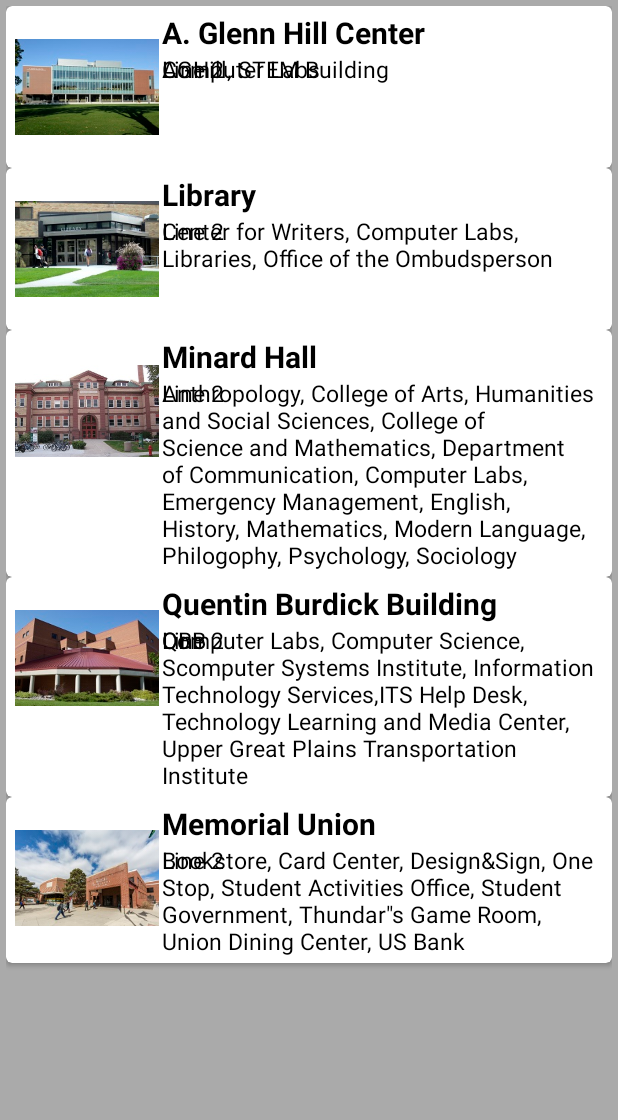
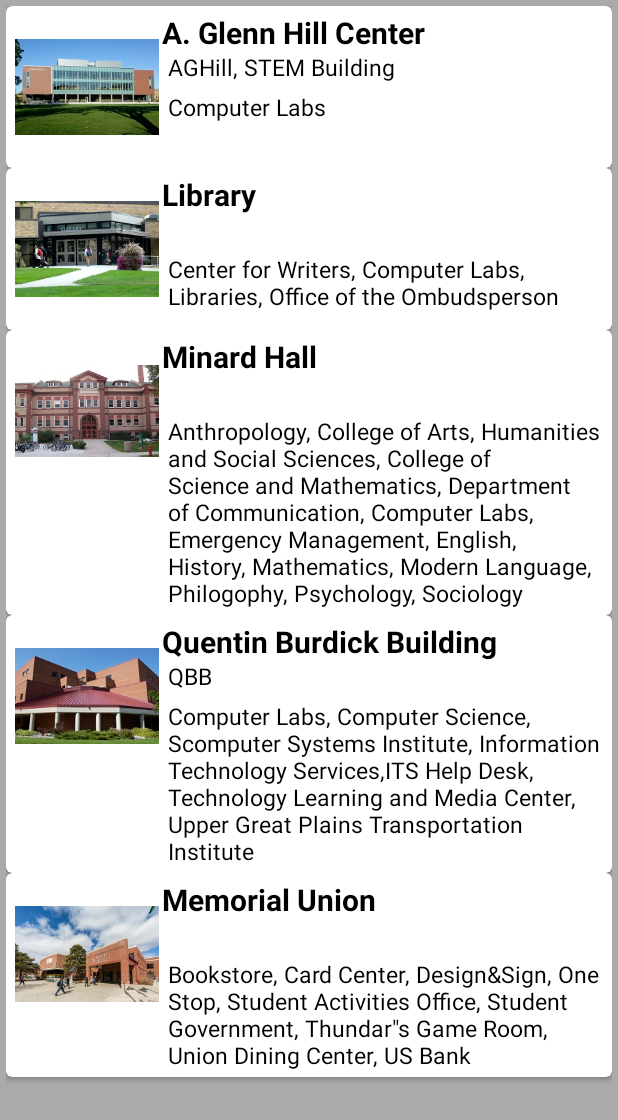
Before and after one commit to ETS-Android2/NDSU-Map, an Android app: the BuildingActivity screen opened directly, with no data from a screen before it, on a phone screen of 412 x 824 dp. Shown: the top 1120 px of the screen. Run offline under Robolectric (Android 15) with nearby library versions, the phone set to English and light mode, and no system bars.

Commit message:
ui example Item fix

```diff
--- a/CampusMap/app/src/main/res/layout/example_item.xml
+++ b/CampusMap/app/src/main/res/layout/example_item.xml
@@ -29,33 +29,30 @@
             android:textStyle="bold" />
 
         <!--altname-->
+
+        <!--dept-->
+
+        <!--info-->
+
         <TextView
             android:id="@+id/textView2"
             android:layout_width="wrap_content"
             android:layout_height="wrap_content"
             android:layout_below="@+id/textView"
+            android:layout_marginStart="4dp"
+            android:layout_marginTop="-1dp"
             android:layout_toEndOf="@+id/imageView"
             android:text="Line 2"
             android:textColor="@android:color/black"
             android:textSize="15sp" />
 
-        <!--dept-->
         <TextView
             android:id="@+id/textView3"
             android:layout_width="wrap_content"
             android:layout_height="wrap_content"
-            android:layout_below="@+id/textView"
-            android:layout_toEndOf="@+id/imageView"
-            android:text="Line 2"
-            android:textColor="@android:color/black"
-            android:textSize="15sp" />
-
-        <!--info-->
-        <TextView
-            android:id="@+id/textView4"
-            android:layout_width="wrap_content"
-            android:layout_height="wrap_content"
-            android:layout_below="@+id/textView"
+            android:layout_below="@+id/textView2"
+            android:layout_marginStart="4dp"
+            android:layout_marginTop="5dp"
             android:layout_toEndOf="@+id/imageView"
             android:text="Line 2"
             android:textColor="@android:color/black"
```
